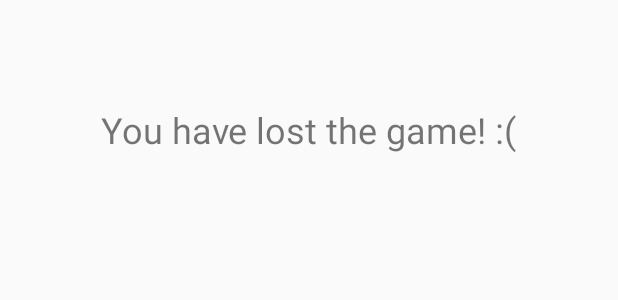
After one commit to gustavkauman/galgeleg, an Android app: the layout activity_game_lost.xml on its own in the app's theme, with its tools: preview values and no code run, on a phone screen of 412 x 824 dp. The commit adds this screen. Shown: the top 300 px of the screen. Run offline under Robolectric (Android 15) with nearby library versions, the phone set to English and light mode, and no system bars; network calls fail.

Commit message:
Add Game lost activity

```diff
--- a/app/src/main/AndroidManifest.xml
+++ b/app/src/main/AndroidManifest.xml
@@ -11,7 +11,8 @@
             android:roundIcon="@mipmap/ic_launcher_round"
             android:supportsRtl="true"
             android:theme="@style/AppTheme">
-        <activity android:name=".views.GameWonActivity"></activity>
+        <activity android:name=".views.GameLostActivity"></activity>
+        <activity android:name=".views.GameWonActivity" />
         <activity android:name=".views.PlayGameActivity" />
         <activity android:name=".views.MainMenuActivity">
             <intent-filter>
--- a/app/src/main/java/dk/kauman/dtu/brint/galgeleg/models/Game.java
+++ b/app/src/main/java/dk/kauman/dtu/brint/galgeleg/models/Game.java
@@ -90,6 +90,10 @@ public class Game extends Subject {
         return builder.toString();
     }
 
+    public String getWord() {
+        return this.word;
+    }
+
     public boolean isWon() {
         return this.getStatus().equals(GameStatus.WON);
     }
--- /dev/null
+++ b/app/src/main/res/layout/activity_game_lost.xml
@@ -0,0 +1,30 @@
+<?xml version="1.0" encoding="utf-8"?>
+<androidx.constraintlayout.widget.ConstraintLayout xmlns:android="http://schemas.android.com/apk/res/android"
+        xmlns:tools="http://schemas.android.com/tools"
+        xmlns:app="http://schemas.android.com/apk/res-auto"
+        android:layout_width="match_parent"
+        android:layout_height="match_parent"
+        tools:context=".views.GameLostActivity">
+
+    <TextView
+            android:text="You have lost the game! :("
+            android:layout_width="wrap_content"
+            android:layout_height="wrap_content"
+            android:id="@+id/gameLostHeader"
+            app:layout_constraintStart_toStartOf="parent"
+            app:layout_constraintEnd_toEndOf="parent"
+            app:layout_constraintTop_toTopOf="parent"
+            android:layout_marginTop="70dp"
+            android:textSize="24sp" />
+
+    <TextView
+            android:layout_width="wrap_content"
+            android:layout_height="wrap_content"
+            android:id="@+id/correctWordText"
+            app:layout_constraintLeft_toLeftOf="parent"
+            app:layout_constraintRight_toRightOf="parent"
+            tools:layout_editor_absoluteX="174dp"
+            app:layout_constraintTop_toBottomOf="@+id/gameLostHeader"
+            android:layout_marginTop="40dp" />
+
+</androidx.constraintlayout.widget.ConstraintLayout>
```
Also changed, not shown: app/src/main/java/dk/kauman/dtu/brint/galgeleg/views/GameLostActivity.java (added, +29 -0 lines), app/src/main/java/dk/kauman/dtu/brint/galgeleg/views/PlayGameActivity.java (+4 -6 lines).
